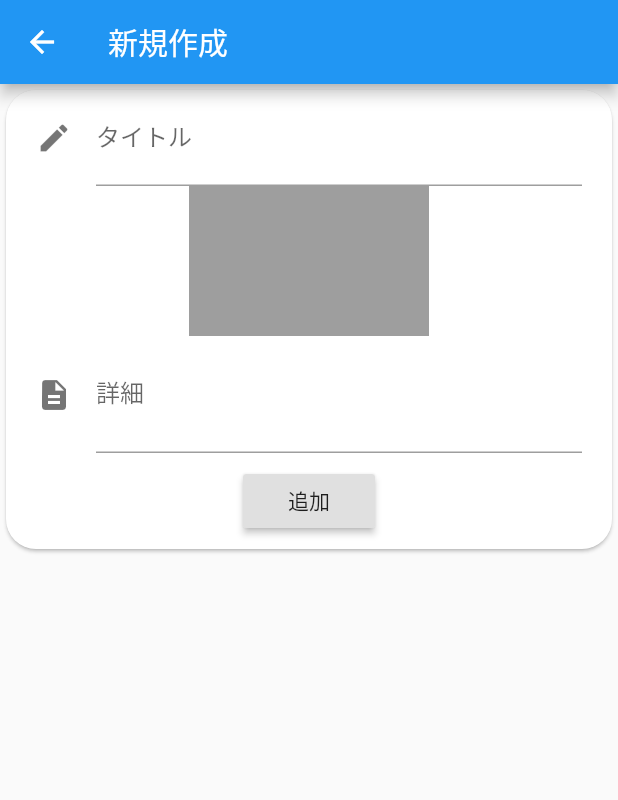
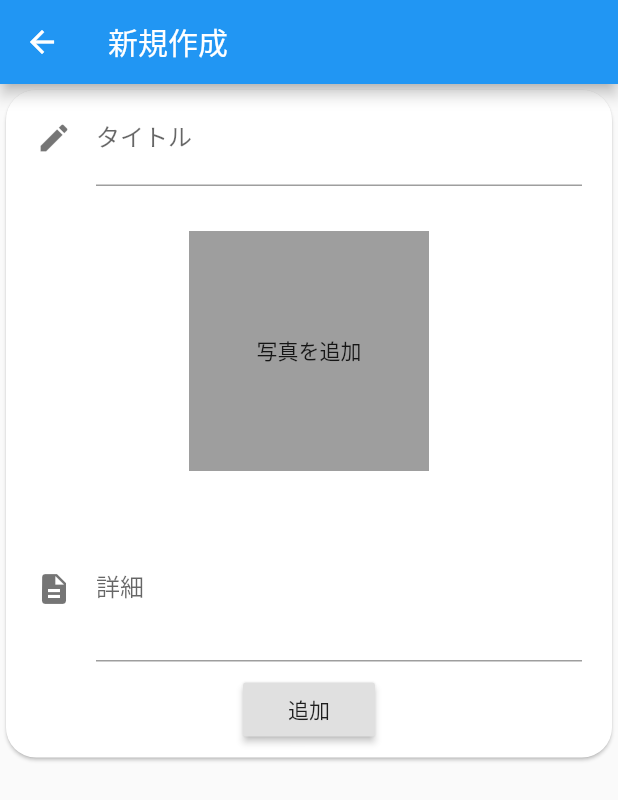
Before and after one commit to 98-7373/surfing_sns, a Flutter app: the AddFeedPage screen opened directly, on a phone screen of 412 x 824 dp. Shown: the top 800 px of the screen. Run offline on Flutter 3.47's test engine with Material 2 defaults, Android fonts, the phone set to English and light mode, and no system bars; our stand-ins replace cached_network_image, cloud_firestore, firebase_auth, firebase_core, firebase_storage, font_awesome_flutter and 2 more; accounts and stored records are empty.

Commit message:
addfeedの投稿時UI整える

```diff
--- a/lib/add_feed_page.dart
+++ b/lib/add_feed_page.dart
@@ -86,13 +86,14 @@ class AddFeedPage extends StatelessWidget {
                         ),
                       ),
                       Container(
-                        padding: const EdgeInsets.symmetric(horizontal: 20),
+                        padding: const EdgeInsets.symmetric(horizontal: 30,
+                        vertical: 30),
                         child: Center(
                           child: Column(
                             children: <Widget>[
                               SizedBox(
                                 width: 160,
-                                height: 100,
+                                height: 160,
                                 child: InkWell(
                                   onTap: () async {
                                  final pickedFile = await picker.getImage(source: ImageSource.gallery);
@@ -101,6 +102,7 @@ class AddFeedPage extends StatelessWidget {
                                   child: model.imageFile != null
                                       ? Image.file(model.imageFile)
                                       : Container(
+                                    child: Center(child: Text('写真を追加')),
                                     color: Colors.grey,
                                   ),
                                 ),
@@ -127,7 +129,7 @@ class AddFeedPage extends StatelessWidget {
                                   hintText: '詳細',
                                 ),
                                 keyboardType: TextInputType.multiline,
-                                minLines: 2,
+                                minLines: 3,
                                 maxLines: null,
                                 onChanged: (String caption) {
                                   model.changeCaption(caption);
```
